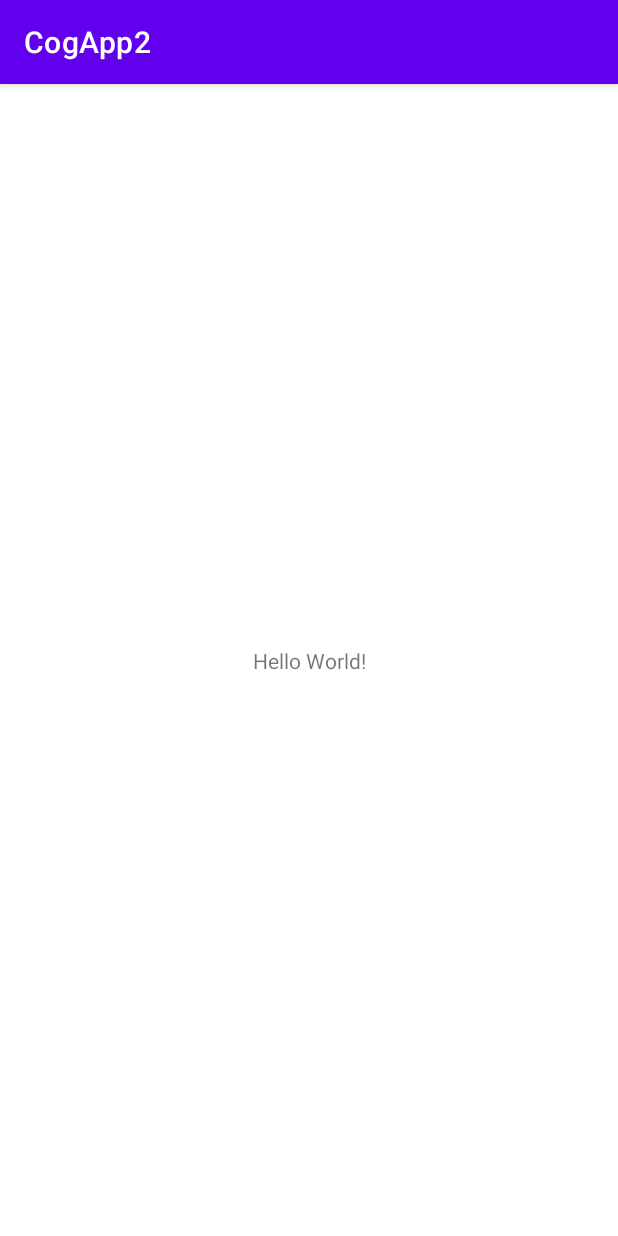
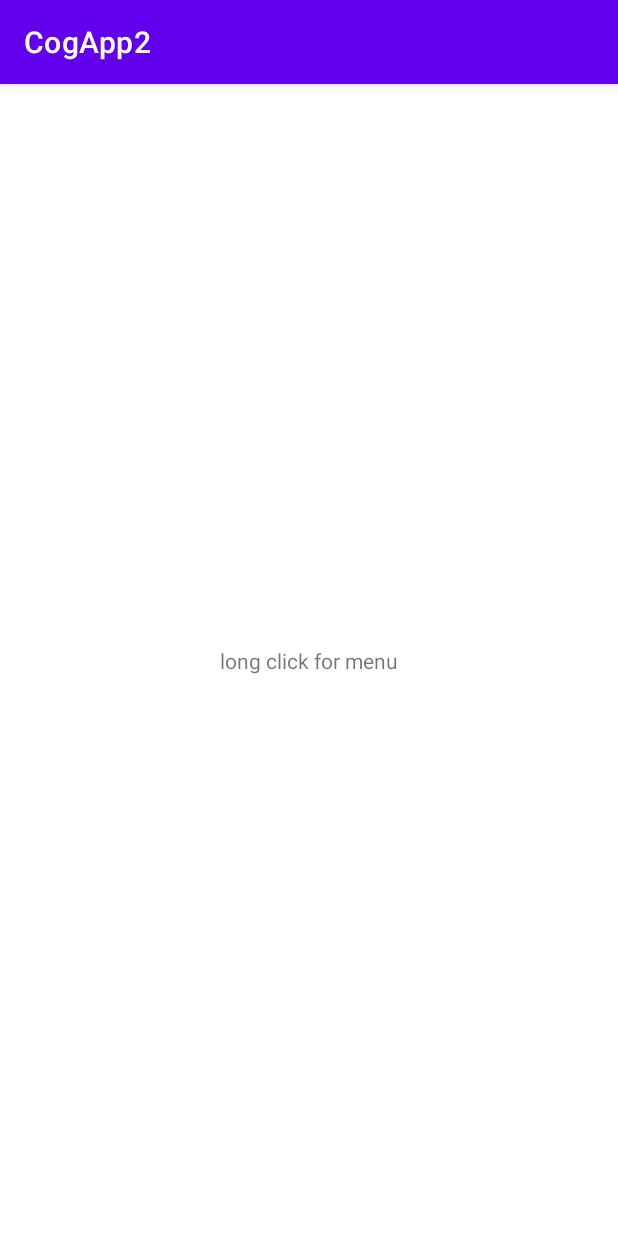
Before and after one commit to abdultanveer/CogApp2, an Android app: the screen it shows after launch (MainActivity), on a phone screen of 412 x 824 dp. Run offline under Robolectric (Android 15) with nearby library versions, the light colour scheme and no system bars.

Commit message:
context_menu_textview.xml

```diff
--- a/app/src/main/res/layout/activity_main.xml
+++ b/app/src/main/res/layout/activity_main.xml
@@ -7,9 +7,10 @@
     tools:context=".MainActivity">
 
     <TextView
+        android:id="@+id/tvMenu"
         android:layout_width="wrap_content"
         android:layout_height="wrap_content"
-        android:text="Hello World!"
+        android:text="long click for menu"
         app:layout_constraintBottom_toBottomOf="parent"
         app:layout_constraintLeft_toLeftOf="parent"
         app:layout_constraintRight_toRightOf="parent"
--- /dev/null
+++ b/app/src/main/res/menu/context_menu_textview.xml
@@ -0,0 +1,7 @@
+<?xml version="1.0" encoding="utf-8"?>
+<menu xmlns:app="http://schemas.android.com/apk/res-auto"
+    xmlns:android="http://schemas.android.com/apk/res/android">
+
+    <item android:id="@+id/edit" android:title="edit" />
+    <item android:id="@+id/delete" android:title="delete" />
+</menu>
```
Also changed, not shown: app/src/main/java/com/abdul/cogapp2/MainActivity.java (+34 -0 lines), app/src/main/java/com/abdul/cogapp2/Student.java (added, +38 -0 lines).
